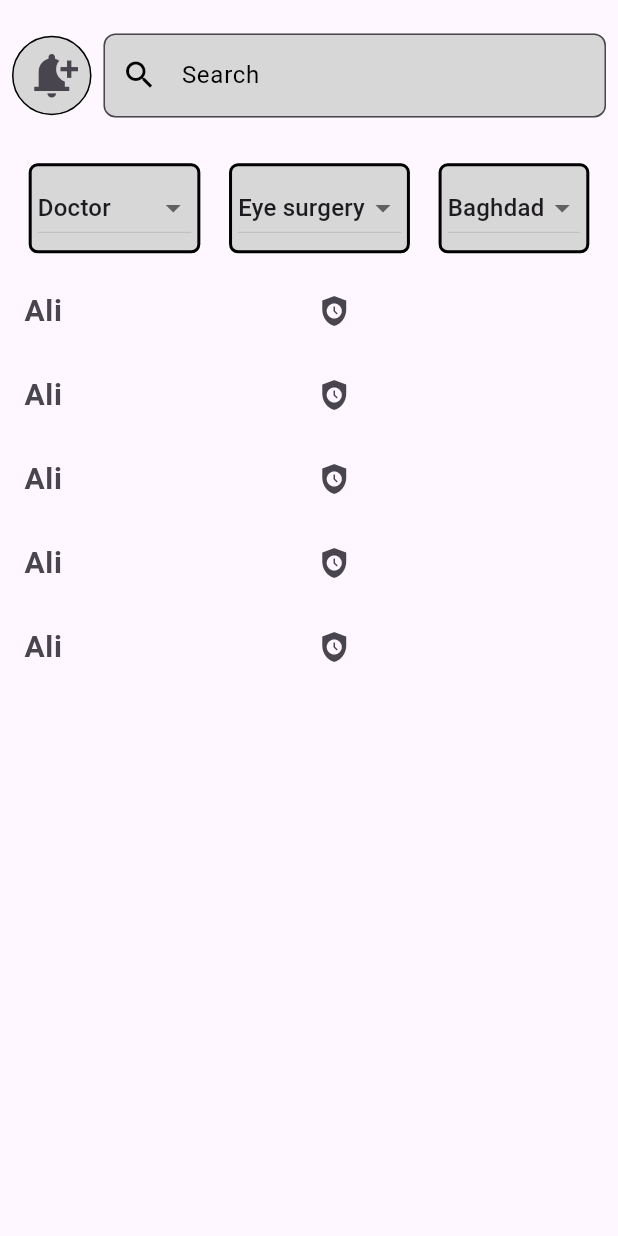
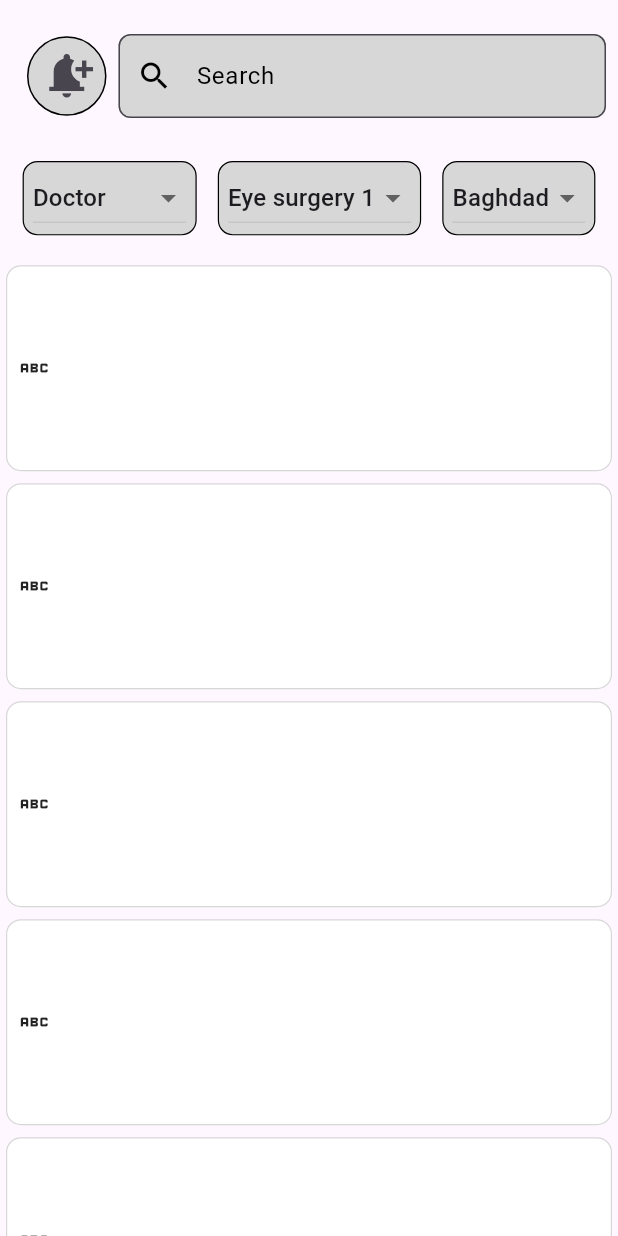
Before and after one commit to Alqdees/guide_of_iraq, a Flutter app: the screen it shows after launch, on a phone screen of 412 x 824 dp. Run offline on Flutter 3.47's test engine with Material 3 defaults, Android fonts, the phone set to English and light mode, and no system bars; our stand-ins replace get, shared_preferences.

Commit message:
create cardview from home page

```diff
--- a/lib/Services/Language/Locale.dart
+++ b/lib/Services/Language/Locale.dart
@@ -5,7 +5,11 @@ class Languages implements Translations {
 
   @override
   Map<String, Map<String, String>> get keys => {
-        "ar": {},
-        "en": {},
+        "ar": {
+          "Search" :"بحث",
+        },
+        "en": {
+          "Search" :"Search",
+        },
       };
 }
--- /dev/null
+++ b/lib/View/HomePage/CardHomePage.dart
@@ -0,0 +1,36 @@
+import 'package:flutter/material.dart';
+
+import '../Colors/ColorApp.dart';
+
+class CardHomePage extends StatelessWidget {
+  CardHomePage({super.key});
+  double? height;
+
+  @override
+  Widget build(BuildContext context) {
+    height = MediaQuery.of(context).size.height;
+    return Padding(
+      padding: const EdgeInsets.all(4.0),
+      child: Container(
+        height: height! / 6,
+        padding: const EdgeInsets.symmetric(horizontal: 6.0),
+        decoration: BoxDecoration(
+          color: Colors.white, // Background color
+          borderRadius: BorderRadius.circular(10),
+          border: Border.all(
+            color: ColorApp.graylight,
+            width: 0.8,
+          ),
+        ),
+        child: const Row(
+          children: [
+            Column(
+              children: [],
+            ),
+            Icon(Icons.abc)
+          ],
+        ),
+      ),
+    );
+  }
+}
--- a/lib/View/HomePage/HomePage.dart
+++ b/lib/View/HomePage/HomePage.dart
@@ -5,6 +5,8 @@ import 'package:flutter/widgets.dart';
 import 'package:get/get.dart';
 import 'package:guide_of_iraq/Control/ShowDataController.dart';
 import 'package:guide_of_iraq/View/Colors/ColorApp.dart';
+
+import 'CardHomePage.dart';
 
 class HomePage extends StatelessWidget {
   const HomePage({super.key});
@@ -25,7 +27,7 @@ class HomePage extends StatelessWidget {
                 child: Row(
                   children: [
                     const SizedBox(
-                      width: 8.0,
+                      width: 18.0,
                     ),
                     Container(
                       // color: ColorApp.graylight,
@@ -85,16 +87,16 @@ class HomePage extends StatelessWidget {
                   ],
                 ),
               ),
-              const SizedBox(
-                height: 8.0,
-              ),
+              // const SizedBox(
+              //   height: 4.0,
+              // ),
               Expanded(
                 flex: 1,
                 child: Row(
                   mainAxisAlignment: MainAxisAlignment.spaceBetween,
                   children: [
                     const SizedBox(
-                      height: 4.0,
+                      width: 1.0,
                     ),
                     DropdownExample(
                       name: "Doctor",
@@ -104,20 +106,30 @@ class HomePage extends StatelessWidget {
                         'Pharmacal',
                       ],
                     ),
+                    // const SizedBox(
+                    //   width: 4.0,
+                    // ),
                     DropdownExample(
-                      name: "Eye surgery",
+                      name: "Eye surgery 1",
                       dropdownItems: const [
-                        "Eye surgery",
+                        "Eye surgery 1",
+                        "Eye surgery 2",
+                        "Eye surgery 3",
                       ],
                     ),
+                    // const SizedBox(
+                    //   width: 4.0,
+                    // ),
                     DropdownExample(
                       name: "Baghdad",
                       dropdownItems: const [
                         'Baghdad',
+                        'Basra',
+                        'Najaf',
                       ],
                     ),
                     const SizedBox(
-                      height: 4.0,
+                      width: 1.0,
                     ),
                   ],
                 ),
@@ -125,18 +137,9 @@ class HomePage extends StatelessWidget {
               Expanded(
                 flex: 8,
                 child: ListView.builder(
-                  itemCount: 5,
+                  itemCount: 15,
                   itemBuilder: (context, i) {
-                    return const ListTile(
-                      leading: Text(
-                        'Ali',
-                        style: TextStyle(
-                          fontSize: 20,
-                          fontWeight: FontWeight.bold,
-                        ),
-                      ),
-                      title: Icon(Icons.safety_check),
-                    );
+                    return CardHomePage();
                   },
                 ),
               )
@@ -149,9 +152,15 @@ class HomePage extends StatelessWidget {
 }
 
 class DropdownExample extends StatefulWidget {
-  DropdownExample({required this.name, required this.dropdownItems, super.key});
+  DropdownExample({
+    required this.name,
+    required this.dropdownItems,
+    this.flex,
+    super.key,
+  });
   String? name;
   List<String>? dropdownItems;
+  int? flex;
   @override
   _DropdownExampleState createState() => _DropdownExampleState();
 }
@@ -171,11 +180,14 @@ class _DropdownExampleState extends State<DropdownExample> {
   @override
   Widget build(BuildContext context) {
     return Container(
-      padding: const EdgeInsets.all(4.0),
+      padding: const EdgeInsets.symmetric(horizontal: 6.0),
       decoration: BoxDecoration(
         color: ColorApp.graylight, // Background color
-        borderRadius: BorderRadius.circular(6),
-        border: Border.all(color: Colors.black, width: 2),
+        borderRadius: BorderRadius.circular(10),
+        border: Border.all(
+          color: Colors.black,
+          width: 0.8,
+        ),
       ),
       child: DropdownButton<String>(
         dropdownColor: ColorApp.graylight,
```
